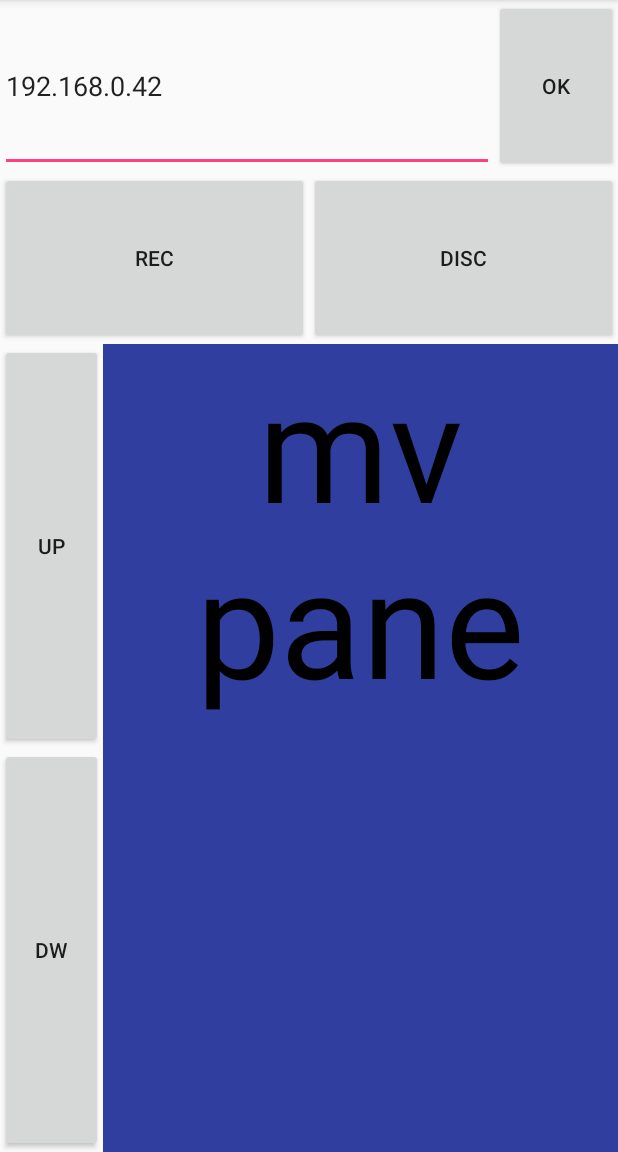
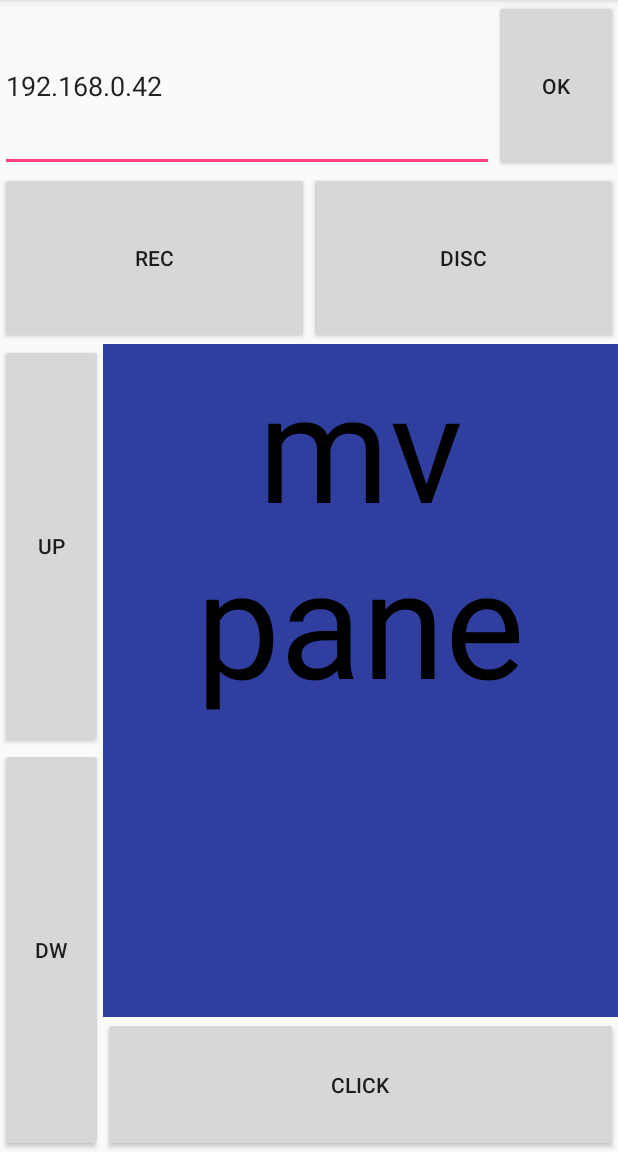
Before and after one commit to moonlightMoth/DistantMouseAndroidClient, an Android app: the screen it shows after launch (ControlPanelActivity), on a phone screen of 412 x 824 dp, the part 84-1236 px from its top. Run offline under Robolectric (Android 15) with nearby library versions, the phone set to English and light mode, and no system bars.

Commit message:
crutched pointer movement but working click

```diff
--- a/app/src/main/res/layout/activity_control_panel.xml
+++ b/app/src/main/res/layout/activity_control_panel.xml
@@ -90,17 +90,26 @@
                 android:layout_width="0dp"
                 android:layout_height="match_parent"
                 android:layout_weight="5"
-                android:id="@+id/mvPane"
-                android:background="@color/colorPrimaryDark">
+                android:orientation="vertical">
 
                 <TextView
                     android:layout_width="match_parent"
-                    android:layout_height="match_parent"
+                    android:layout_height="0dp"
                     android:text="mv pane"
                     android:textColor="#000000"
                     android:visibility="visible"
                     android:textAlignment="center"
+                    android:layout_weight="5"
+                    android:id="@+id/mvPane"
+                    android:background="@color/colorPrimaryDark"
                     android:textSize="100dp"/>
+
+                <android.support.v7.widget.AppCompatButton
+                    android:layout_width="match_parent"
+                    android:layout_height="0dp"
+                    android:text="click"
+                    android:id="@+id/clickButton"
+                    android:layout_weight="1"/>
 
 
             </LinearLayout>
```
Also changed, not shown: app/src/main/java/com/crutcher/inpctrlclient/SocketAsyncTask.java (+88 -13 lines).
